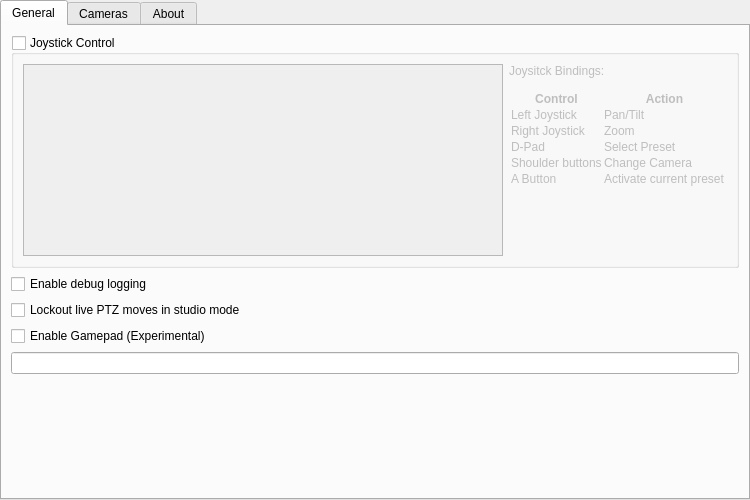
glikely/obs-ptz, file src/settings.ui: the form before one commit.
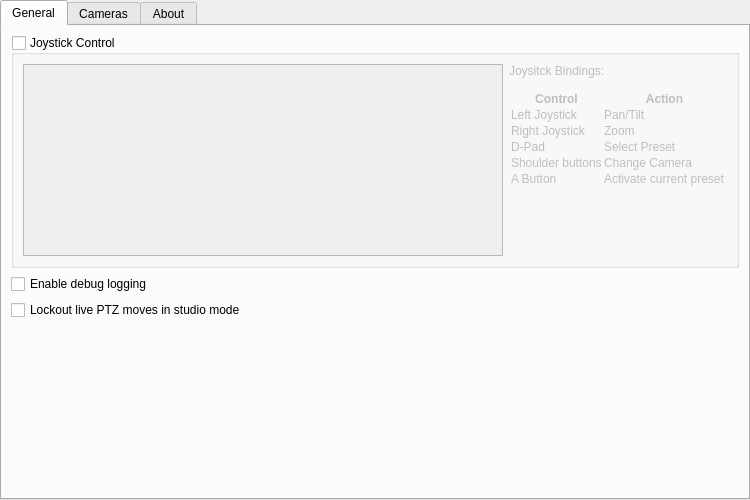
The form after the commit.

Commit message:
settings: drop unused settings dialog widgets
There were a few widgets that accidentally got added as part of joystick
support in commit e192ca12, "Add SDL Joystick support". Remove them.

```diff
--- a/src/settings.ui
+++ b/src/settings.ui
@@ -99,23 +99,6 @@
          </property>
         </widget>
        </item>
-       <item>
-        <widget class="QCheckBox" name="gamepadCheckBox">
-         <property name="toolTip">
-          <string>Enable/Disable gamepad input for controlling cameras.</string>
-         </property>
-         <property name="text">
-          <string>Enable Gamepad (Experimental)</string>
-         </property>
-        </widget>
-       </item>
-       <item>
-        <widget class="QLineEdit" name="gamepadActiveText">
-         <property name="readOnly">
-          <bool>true</bool>
-         </property>
-        </widget>
-       </item>
        <item>
         <spacer name="verticalSpacer">
          <property name="orientation">
```
